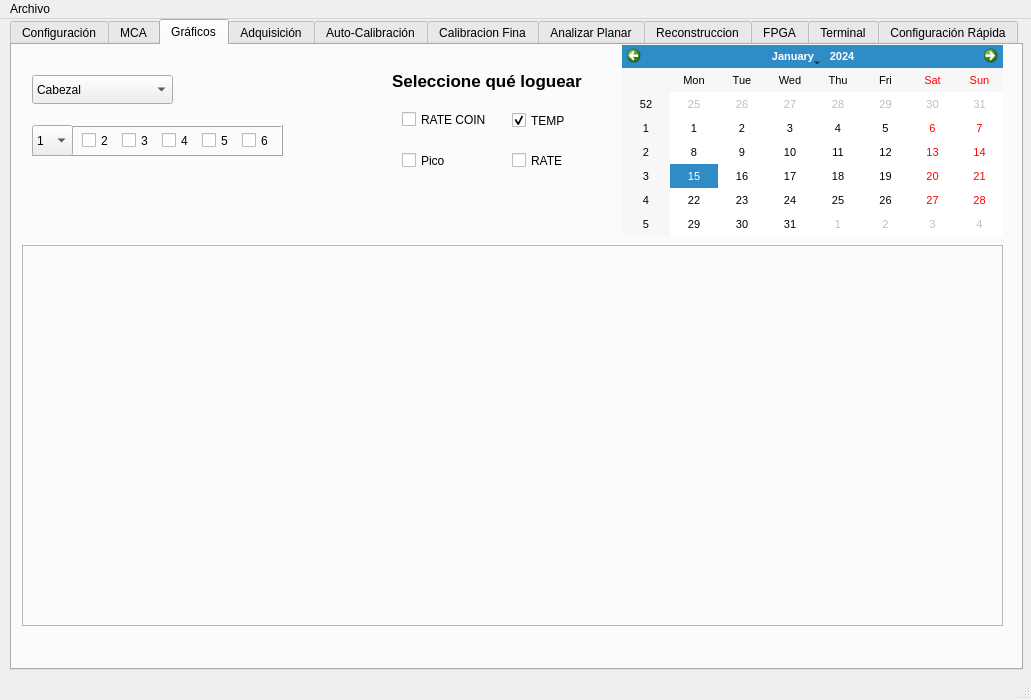
This is ui/MainWindow.ui in dpirlo/qt-mca as Qt 5 draws it before an edit. The edited form follows.
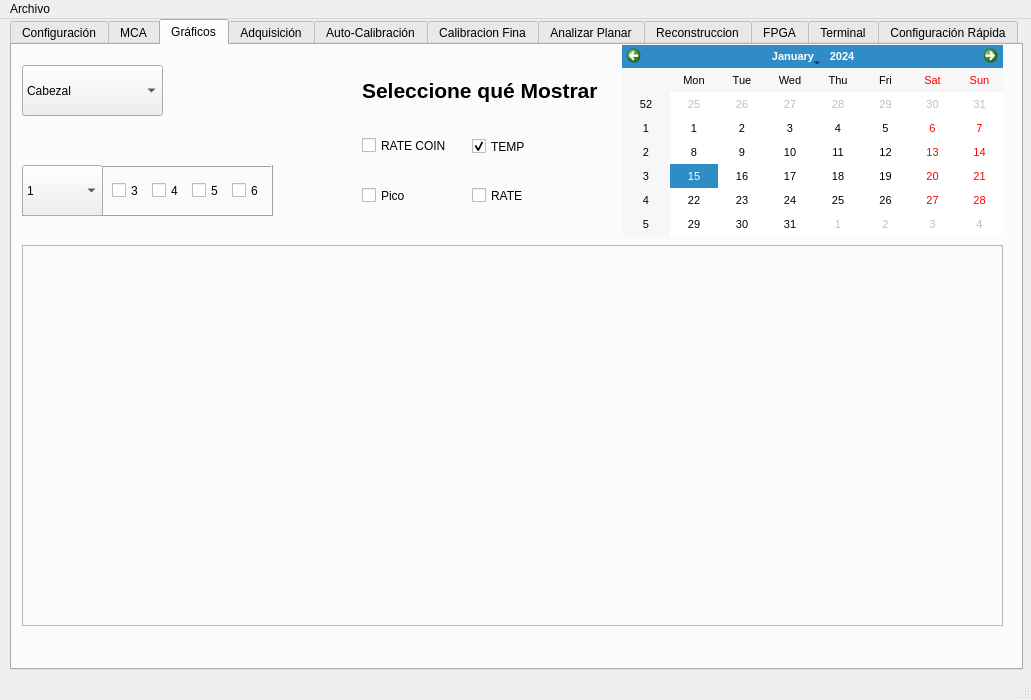
This is the edited form. Custom widgets are drawn as their Qt base class.

Commit message: DEBUG GENERAL Y CAMBIO DE ESTILO GRAFICADOR DE LOG

```diff
--- a/ui/MainWindow.ui
+++ b/ui/MainWindow.ui
@@ -73,6 +73,43 @@
       <height>923</height>
      </size>
     </property>
+    <property name="palette">
+     <palette>
+      <active>
+       <colorrole role="BrightText">
+        <brush brushstyle="SolidPattern">
+         <color alpha="255">
+          <red>0</red>
+          <green>136</green>
+          <blue>255</blue>
+         </color>
+        </brush>
+       </colorrole>
+      </active>
+      <inactive>
+       <colorrole role="BrightText">
+        <brush brushstyle="SolidPattern">
+         <color alpha="255">
+          <red>0</red>
+          <green>136</green>
+          <blue>255</blue>
+         </color>
+        </brush>
+       </colorrole>
+      </inactive>
+      <disabled>
+       <colorrole role="BrightText">
+        <brush brushstyle="SolidPattern">
+         <color alpha="255">
+          <red>0</red>
+          <green>136</green>
+          <blue>255</blue>
+         </color>
+        </brush>
+       </colorrole>
+      </disabled>
+     </palette>
+    </property>
     <property name="currentIndex">
      <number>2</number>
     </property>
@@ -3552,7 +3589,7 @@
          <x>10</x>
          <y>10</y>
          <width>961</width>
-         <height>381</height>
+         <height>361</height>
         </rect>
        </property>
        <property name="autoFillBackground">
@@ -3563,10 +3600,10 @@
      <widget class="QFrame" name="frame_multihead_graph_2">
       <property name="geometry">
        <rect>
-        <x>20</x>
-        <y>80</y>
+        <x>10</x>
+        <y>120</y>
         <width>251</width>
-        <height>31</height>
+        <height>51</height>
        </rect>
       </property>
       <property name="frameShape">
@@ -3582,7 +3619,7 @@
        <property name="geometry">
         <rect>
          <x>10</x>
-         <y>0</y>
+         <y>10</y>
          <width>41</width>
          <height>31</height>
         </rect>
@@ -3598,7 +3635,7 @@
        <property name="geometry">
         <rect>
          <x>50</x>
-         <y>0</y>
+         <y>10</y>
          <width>41</width>
          <height>31</height>
         </rect>
@@ -3614,7 +3651,7 @@
        <property name="geometry">
         <rect>
          <x>90</x>
-         <y>0</y>
+         <y>10</y>
          <width>41</width>
          <height>31</height>
         </rect>
@@ -3630,7 +3667,7 @@
        <property name="geometry">
         <rect>
          <x>130</x>
-         <y>0</y>
+         <y>10</y>
          <width>41</width>
          <height>31</height>
         </rect>
@@ -3646,7 +3683,7 @@
        <property name="geometry">
         <rect>
          <x>170</x>
-         <y>0</y>
+         <y>10</y>
          <width>41</width>
          <height>31</height>
         </rect>
@@ -3662,8 +3699,8 @@
        <property name="geometry">
         <rect>
          <x>210</x>
-         <y>0</y>
-         <width>41</width>
+         <y>10</y>
+         <width>31</width>
          <height>31</height>
         </rect>
        </property>
@@ -3675,10 +3712,10 @@
      <widget class="QComboBox" name="comboBox_head_mode_select_graph_2">
       <property name="geometry">
        <rect>
-        <x>20</x>
-        <y>30</y>
+        <x>10</x>
+        <y>20</y>
         <width>141</width>
-        <height>29</height>
+        <height>51</height>
        </rect>
       </property>
       <item>
@@ -3703,10 +3740,10 @@
       </property>
       <property name="geometry">
        <rect>
-        <x>20</x>
-        <y>80</y>
-        <width>41</width>
-        <height>31</height>
+        <x>10</x>
+        <y>120</y>
+        <width>81</width>
+        <height>51</height>
        </rect>
       </property>
       <property name="currentIndex">
@@ -3746,10 +3783,10 @@
      <widget class="QCheckBox" name="checkBox_temp_log">
       <property name="geometry">
        <rect>
-        <x>500</x>
-        <y>60</y>
+        <x>460</x>
+        <y>81</y>
         <width>61</width>
-        <height>31</height>
+        <height>41</height>
        </rect>
       </property>
       <property name="text">
@@ -3762,10 +3799,10 @@
      <widget class="QCheckBox" name="checkBox_rate_log">
       <property name="geometry">
        <rect>
-        <x>500</x>
-        <y>100</y>
+        <x>460</x>
+        <y>130</y>
         <width>61</width>
-        <height>31</height>
+        <height>41</height>
        </rect>
       </property>
       <property name="text">
@@ -3775,30 +3812,30 @@
      <widget class="QLabel" name="label_109">
       <property name="geometry">
        <rect>
-        <x>380</x>
+        <x>350</x>
         <y>20</y>
-        <width>231</width>
-        <height>31</height>
+        <width>241</width>
+        <height>51</height>
        </rect>
       </property>
       <property name="font">
        <font>
-        <pointsize>13</pointsize>
+        <pointsize>16</pointsize>
         <weight>75</weight>
         <bold>true</bold>
        </font>
       </property>
       <property name="text">
-       <string>Seleccione qué loguear</string>
+       <string>Seleccione qué Mostrar</string>
       </property>
      </widget>
      <widget class="QCheckBox" name="ChechBox_Pico">
       <property name="geometry">
        <rect>
-        <x>390</x>
-        <y>100</y>
+        <x>350</x>
+        <y>130</y>
         <width>51</width>
-        <height>31</height>
+        <height>41</height>
        </rect>
       </property>
       <property name="text">
@@ -3808,10 +3845,10 @@
      <widget class="QCheckBox" name="checkBox_Rate_Coin">
       <property name="geometry">
        <rect>
-        <x>390</x>
-        <y>59</y>
-        <width>85</width>
-        <height>31</height>
+        <x>350</x>
+        <y>80</y>
+        <width>101</width>
+        <height>41</height>
        </rect>
       </property>
       <property name="text">
```
The commit also changes 1 other file.
